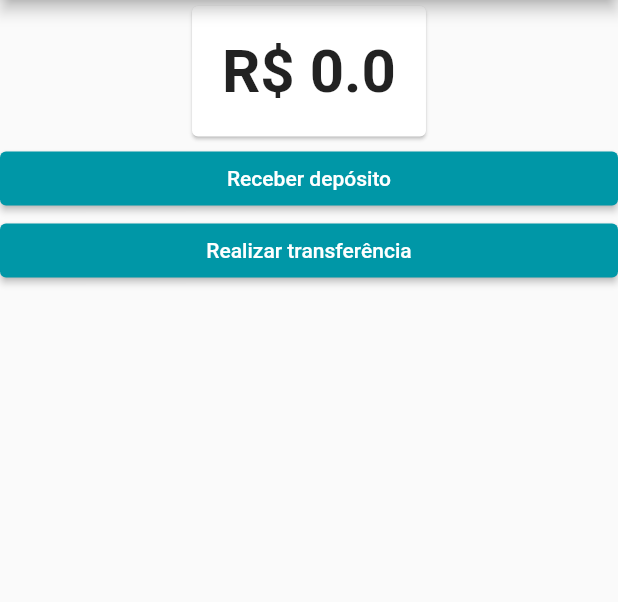
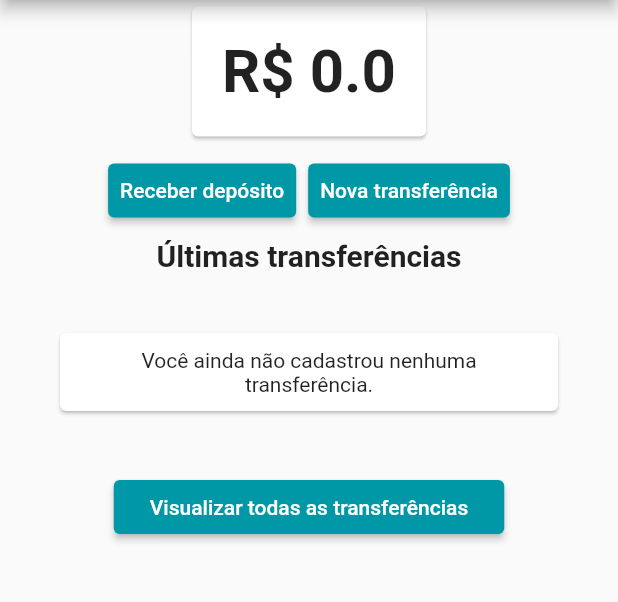
Before and after one commit to nycolle-fazolo/bytebank, a Flutter app: the screen it shows after launch, on a phone screen of 412 x 824 dp, the part 84-686 px from its top. Run offline on Flutter 3.47's test engine with Material 2 defaults, Android fonts, the phone set to English and light mode, and no system bars.

Commit message:
Adicionado gerenciamento de transferencias

```diff
--- /dev/null
+++ b/lib/models/transferencias.dart
@@ -0,0 +1,14 @@
+import 'package:bytebank/models/transferencia.dart';
+import 'package:flutter/material.dart';
+
+class Transferencias extends ChangeNotifier {
+  final List<Transferencia> _transferencias = [];
+
+  List<Transferencia> get transferencias => _transferencias;
+
+  adiciona(Transferencia novaTransferencia) {
+    transferencias.add(novaTransferencia);
+
+    notifyListeners();
+  }
+}
--- a/lib/screens/dashboard/dashboard.dart
+++ b/lib/screens/dashboard/dashboard.dart
@@ -1,9 +1,8 @@
-import 'package:bytebank/models/saldo.dart';
 import 'package:bytebank/screens/dashboard/saldo.dart';
 import 'package:bytebank/screens/deposito/formulario.dart';
-import 'package:bytebank/screens/transferencia/lista.dart';
+import 'package:bytebank/screens/transferencia/formulario.dart';
+import 'package:bytebank/screens/transferencia/ultimas.dart';
 import 'package:flutter/material.dart';
-import 'package:provider/provider.dart';
 
 class Dashboard extends StatelessWidget {
   @override
@@ -19,22 +18,29 @@ class Dashboard extends StatelessWidget {
             alignment: Alignment.topCenter,
             child: SaldoCard(),
           ),
+          ButtonBar(
+            alignment: MainAxisAlignment.center,
+            children: <Widget>[
               RaisedButton(
                   child: Text('Receber depósito'),
                   onPressed: () {
                     //saldo.adiciona(10);
-                  Navigator.push(context, MaterialPageRoute(builder: (context) {
+                    Navigator.push(context,
+                        MaterialPageRoute(builder: (context) {
                       return FormularioDeposito();
                     }));
                   }),
               RaisedButton(
-              child: Text('Realizar transferência'),
+                  child: Text('Nova transferência'),
                   onPressed: () {
-                //saldo.adiciona(10);
-                Navigator.push(context, MaterialPageRoute(builder: (context) {
-                  return ListaTransferencias();
+                    Navigator.push(context,
+                        MaterialPageRoute(builder: (context) {
+                      return FormularioTransferencia();
                     }));
                   }),
+            ],
+          ),
+          UltimasTransferencias(),
         ],
       ),
     );
--- /dev/null
+++ b/lib/screens/transferencia/ultimas.dart
@@ -0,0 +1,64 @@
+import 'package:bytebank/models/transferencias.dart';
+import 'package:bytebank/screens/transferencia/lista.dart';
+import 'package:flutter/material.dart';
+import 'package:provider/provider.dart';
+
+final _titulo = 'Últimas transferências';
+
+class UltimasTransferencias extends StatelessWidget {
+  Widget build(BuildContext context) {
+    return Column(children: <Widget>[
+      Text(
+        _titulo,
+        style: TextStyle(
+          fontWeight: FontWeight.bold,
+          fontSize: 20,
+        ),
+      ),
+      Consumer<Transferencias>(builder: (context, transferencias, child) {
+        final _ultimasTransferencias =
+            transferencias.transferencias.reversed.toList();
+        final _quantidade = transferencias.transferencias.length;
+        int tamanho = _quantidade < 2 ? _quantidade : 2;
+
+        if(_quantidade == 0) {
+          return SemTransferenciaCadastrada();
+        }
+
+        return ListView.builder(
+          padding: const EdgeInsets.all(8),
+          itemCount: tamanho,
+          shrinkWrap: true,
+          itemBuilder: (context, indice) {
+            return ItemTransferencia(_ultimasTransferencias[indice]);
+          },
+        );
+      }),
+      RaisedButton(
+          child: Text('Visualizar todas as transferências'),
+          onPressed: () {
+            Navigator.push(context, MaterialPageRoute(builder: (context) {
+              return ListaTransferencias();
+            }));
+          }),
+    ]);
+  }
+}
+
+class SemTransferenciaCadastrada extends StatelessWidget {
+  @override
+  Widget build(BuildContext context) {
+    // TODO: implement build
+    return Card(
+      margin: EdgeInsets.all(40),
+      child: Padding(
+        padding: EdgeInsets.all(10),
+        child: Text(
+          'Você ainda não cadastrou nenhuma transferência.',
+          textAlign: TextAlign.center,
+        ),
+      ),
+    );
+    //throw UnimplementedError();
+  }
+}
```
Also changed, not shown: lib/main.dart (+20 -15 lines), lib/models/transferencia.dart (+8 -0 lines), lib/screens/transferencia/formulario.dart (+22 -19 lines), lib/screens/transferencia/lista.dart (+19 -37 lines). Lines whose indentation alone changed are shown as unchanged.
